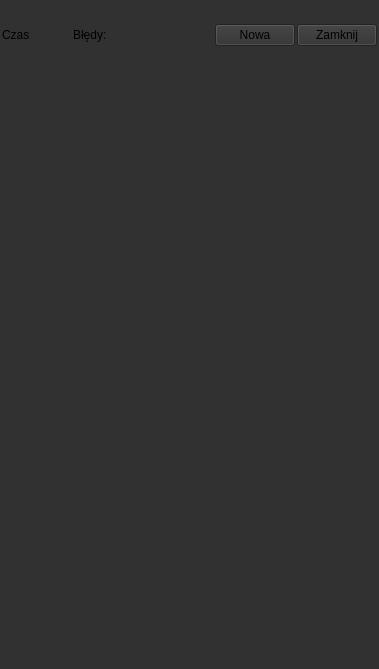
Kriskus/S_old, file src/mainwindow.ui: the form before one commit.
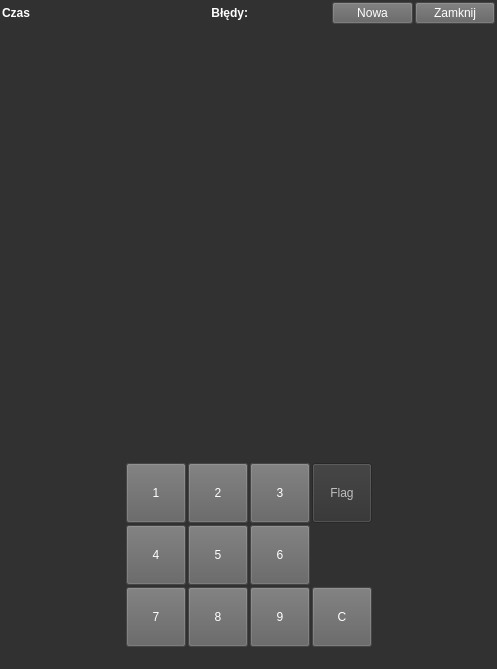
The form after the commit.

```diff
--- a/src/mainwindow.ui
+++ b/src/mainwindow.ui
@@ -33,7 +33,10 @@
     <property name="spacing">
      <number>2</number>
     </property>
-    <item row="6" column="0">
+    <item row="3" column="0" colspan="4">
+     <layout class="QGridLayout" name="gameLayout"/>
+    </item>
+    <item row="4" column="0" colspan="4">
      <spacer name="verticalSpacer">
       <property name="orientation">
        <enum>Qt::Vertical</enum>
@@ -46,57 +49,92 @@
       </property>
      </spacer>
     </item>
-    <item row="8" column="0">
-     <widget class="QLabel" name="label">
-      <property name="font">
-       <font>
-        <pointsize>13</pointsize>
-       </font>
+    <item row="6" column="3">
+     <spacer name="horizontalSpacer_2">
+      <property name="orientation">
+       <enum>Qt::Horizontal</enum>
       </property>
-      <property name="text">
-       <string> </string>
+      <property name="sizeHint" stdset="0">
+       <size>
+        <width>40</width>
+        <height>20</height>
+       </size>
       </property>
-     </widget>
+     </spacer>
     </item>
-    <item row="4" column="0">
-     <layout class="QHBoxLayout" name="settingLayout"/>
-    </item>
-    <item row="1" column="0">
-     <widget class="QLabel" name="label_3">
-      <property name="font">
-       <font>
-        <pointsize>13</pointsize>
-       </font>
+    <item row="6" column="0">
+     <spacer name="horizontalSpacer">
+      <property name="orientation">
+       <enum>Qt::Horizontal</enum>
       </property>
-      <property name="text">
-       <string> </string>
+      <property name="sizeHint" stdset="0">
+       <size>
+        <width>40</width>
+        <height>20</height>
+       </size>
       </property>
-     </widget>
+     </spacer>
     </item>
-    <item row="5" column="0">
-     <layout class="QGridLayout" name="gameLayout"/>
-    </item>
-    <item row="7" column="0">
-     <layout class="QGridLayout" name="buttonLayout"/>
-    </item>
-    <item row="2" column="0">
-     <layout class="QHBoxLayout" name="horizontalLayout">
+    <item row="1" column="0" colspan="4">
+     <layout class="QHBoxLayout" name="settingLayout">
       <item>
        <widget class="QLabel" name="labelTime">
+        <property name="font">
+         <font>
+          <bold>true</bold>
+         </font>
+        </property>
+        <property name="styleSheet">
+         <string notr="true">color: rgb(255, 255, 255);</string>
+        </property>
         <property name="text">
          <string>Czas</string>
         </property>
        </widget>
       </item>
+      <item>
+       <widget class="QLabel" name="labelTimeCnt">
+        <property name="font">
+         <font>
+          <bold>true</bold>
+         </font>
+        </property>
+        <property name="styleSheet">
+         <string notr="true">color: rgb(255, 255, 255);</string>
+        </property>
+        <property name="text">
+         <string/>
+        </property>
+       </widget>
+      </item>
       <item>
        <widget class="QLabel" name="labelMistake">
+        <property name="font">
+         <font>
+          <bold>true</bold>
+         </font>
+        </property>
+        <property name="styleSheet">
+         <string notr="true">color: rgb(255, 255, 255);</string>
+        </property>
         <property name="text">
          <string>Błędy:</string>
         </property>
+        <property name="alignment">
+         <set>Qt::AlignRight|Qt::AlignTrailing|Qt::AlignVCenter</set>
+        </property>
        </widget>
       </item>
       <item>
        <widget class="QLabel" name="labelMistakeCnt">
+        <property name="font">
+         <font>
+          <bold>true</bold>
+         </font>
+        </property>
+        <property name="styleSheet">
+         <string notr="true">color: rgb(255, 255, 255);</string>
+        </property>
         <property name="text">
          <string/>
         </property>
@@ -104,6 +142,10 @@
       </item>
       <item>
        <widget class="QPushButton" name="pushButtonNew">
+        <property name="styleSheet">
+         <string notr="true">background-color: rgb(97, 97, 97);
+color: rgb(255, 255, 255);</string>
+        </property>
         <property name="text">
          <string>Nowa</string>
         </property>
@@ -111,6 +153,10 @@
       </item>
       <item>
        <widget class="QPushButton" name="pushButtonExit">
+        <property name="styleSheet">
+         <string notr="true">background-color: rgb(97, 97, 97);
+color: rgb(255, 255, 255);</string>
+        </property>
         <property name="text">
          <string>Zamknij</string>
         </property>
@@ -118,6 +164,265 @@
       </item>
      </layout>
     </item>
+    <item row="5" column="1" colspan="2">
+     <layout class="QGridLayout" name="buttonLayout">
+      <property name="spacing">
+       <number>2</number>
+      </property>
+      <item row="2" column="0">
+       <widget class="QPushButton" name="pushButton_7">
+        <property name="minimumSize">
+         <size>
+          <width>60</width>
+          <height>60</height>
+         </size>
+        </property>
+        <property name="maximumSize">
+         <size>
+          <width>60</width>
+          <height>60</height>
+         </size>
+        </property>
+        <property name="styleSheet">
+         <string notr="true">background-color: rgb(97, 97, 97);
+color: rgb(255, 255, 255);</string>
+        </property>
+        <property name="text">
+         <string>7</string>
+        </property>
+       </widget>
+      </item>
+      <item row="0" column="0">
+       <widget class="QPushButton" name="pushButton_1">
+        <property name="minimumSize">
+         <size>
+          <width>60</width>
+          <height>60</height>
+         </size>
+        </property>
+        <property name="maximumSize">
+         <size>
+          <width>60</width>
+          <height>60</height>
+         </size>
+        </property>
+        <property name="styleSheet">
+         <string notr="true">background-color: rgb(97, 97, 97);
+color: rgb(255, 255, 255);</string>
+        </property>
+        <property name="text">
+         <string>1</string>
+        </property>
+       </widget>
+      </item>
+      <item row="2" column="2">
+       <widget class="QPushButton" name="pushButton_9">
+        <property name="minimumSize">
+         <size>
+          <width>60</width>
+          <height>60</height>
+         </size>
+        </property>
+        <property name="maximumSize">
+         <size>
+          <width>60</width>
+          <height>60</height>
+         </size>
+        </property>
+        <property name="styleSheet">
+         <string notr="true">background-color: rgb(97, 97, 97);
+color: rgb(255, 255, 255);</string>
+        </property>
+        <property name="text">
+         <string>9</string>
+        </property>
+       </widget>
+      </item>
+      <item row="2" column="1">
+       <widget class="QPushButton" name="pushButton_8">
+        <property name="minimumSize">
+         <size>
+          <width>60</width>
+          <height>60</height>
+         </size>
+        </property>
+        <property name="maximumSize">
+         <size>
+          <width>60</width>
+          <height>60</height>
+         </size>
+        </property>
+        <property name="styleSheet">
+         <string notr="true">background-color: rgb(97, 97, 97);
+color: rgb(255, 255, 255);</string>
+        </property>
+        <property name="text">
+         <string>8</string>
+        </property>
+       </widget>
+      </item>
+      <item row="1" column="1">
+       <widget class="QPushButton" name="pushButton_5">
+        <property name="minimumSize">
+         <size>
+          <width>60</width>
+          <height>60</height>
+         </size>
+        </property>
+        <property name="maximumSize">
+         <size>
+          <width>60</width>
+          <height>60</height>
+         </size>
+        </property>
+        <property name="styleSheet">
+         <string notr="true">background-color: rgb(97, 97, 97);
+color: rgb(255, 255, 255);</string>
+        </property>
+        <property name="text">
+         <string>5</string>
+        </property>
+       </widget>
+      </item>
+      <item row="0" column="1">
+       <widget class="QPushButton" name="pushButton_2">
+        <property name="minimumSize">
+         <size>
+          <width>60</width>
+          <height>60</height>
+         </size>
+        </property>
+        <property name="maximumSize">
+         <size>
+          <width>60</width>
+          <height>60</height>
+         </size>
+        </property>
+        <property name="styleSheet">
+         <string notr="true">background-color: rgb(97, 97, 97);
+color: rgb(255, 255, 255);</string>
+        </property>
+        <property name="text">
+         <string>2</string>
+        </property>
+       </widget>
+      </item>
+      <item row="1" column="0">
+       <widget class="QPushButton" name="pushButton_4">
+        <property name="minimumSize">
+         <size>
+          <width>60</width>
+          <height>60</height>
+         </size>
+        </property>
+        <property name="maximumSize">
+         <size>
+          <width>60</width>
+          <height>60</height>
+         </size>
+        </property>
+        <property name="styleSheet">
+         <string notr="true">background-color: rgb(97, 97, 97);
+color: rgb(255, 255, 255);</string>
+        </property>
+        <property name="text">
+         <string>4</string>
+        </property>
+       </widget>
+      </item>
+      <item row="0" column="2">
+       <widget class="QPushButton" name="pushButton_3">
+        <property name="minimumSize">
+         <size>
+          <width>60</width>
+          <height>60</height>
+         </size>
+        </property>
+        <property name="maximumSize">
+         <size>
+          <width>60</width>
+          <height>60</height>
+         </size>
+        </property>
+        <property name="styleSheet">
+         <string notr="true">background-color: rgb(97, 97, 97);
+color: rgb(255, 255, 255);</string>
+        </property>
+        <property name="text">
+         <string>3</string>
+        </property>
+       </widget>
+      </item>
+      <item row="1" column="2">
+       <widget class="QPushButton" name="pushButton_6">
+        <property name="minimumSize">
+         <size>
+          <width>60</width>
+          <height>60</height>
+         </size>
+        </property>
+        <property name="maximumSize">
+         <size>
+          <width>60</width>
+          <height>60</height>
+         </size>
+        </property>
+        <property name="styleSheet">
+         <string notr="true">background-color: rgb(97, 97, 97);
+color: rgb(255, 255, 255);</string>
+        </property>
+        <property name="text">
+         <string>6</string>
+        </property>
+       </widget>
+      </item>
+      <item row="2" column="3">
+       <widget class="QPushButton" name="pushButton_C">
+        <property name="minimumSize">
+         <size>
+          <width>60</width>
+          <height>60</height>
+         </size>
+        </property>
+        <property name="maximumSize">
+         <size>
+          <width>60</width>
+          <height>60</height>
+         </size>
+        </property>
+        <property name="styleSheet">
+         <string notr="true">background-color: rgb(97, 97, 97);
+color: rgb(255, 255, 255);</string>
+        </property>
+        <property name="text">
+         <string>C</string>
+        </property>
+       </widget>
+      </item>
+      <item row="0" column="3">
+       <widget class="QPushButton" name="pushButton_Flag">
+        <property name="enabled">
+         <bool>false</bool>
+        </property>
+        <property name="minimumSize">
+         <size>
+          <width>60</width>
+          <height>60</height>
+         </size>
+        </property>
+        <property name="maximumSize">
+         <size>
+          <width>60</width>
+          <height>60</height>
+         </size>
+        </property>
+        <property name="text">
+         <string>Flag</string>
+        </property>
+       </widget>
+      </item>
+     </layout>
+    </item>
    </layout>
   </widget>
  </widget>
```
